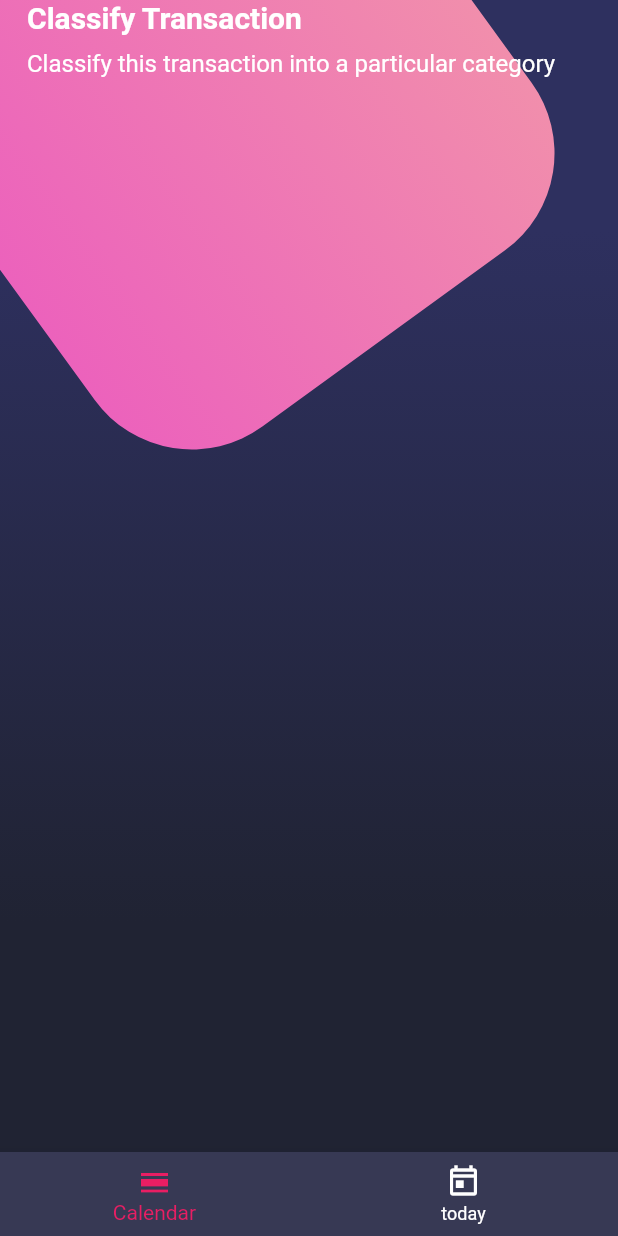
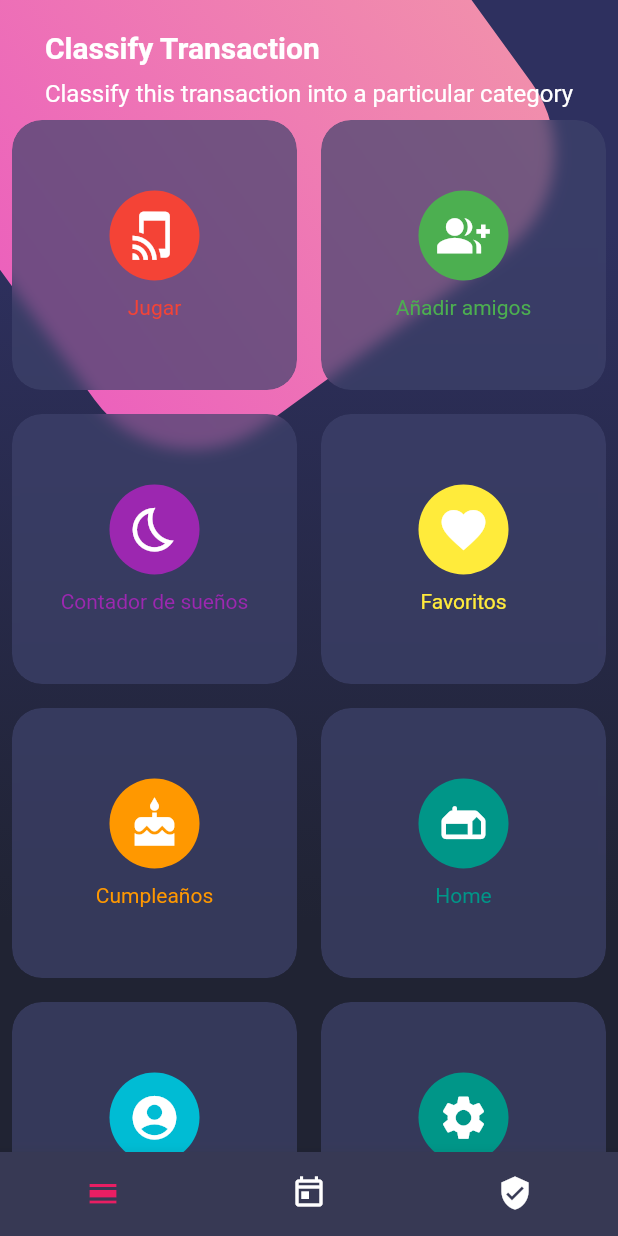
Before and after one commit to Jhonsebas77/udemy-flutter-designs, a Flutter app: the HomeScreen screen opened by its route, on a phone screen of 412 x 824 dp. Run offline on Flutter 3.47's test engine with Material 2 defaults, Android fonts, the phone set to English and light mode, and no system bars.

Commit message:
Add Style

```diff
--- a/lib/main.dart
+++ b/lib/main.dart
@@ -9,8 +9,9 @@ class MyApp extends StatelessWidget {
   Widget build(BuildContext context) {
     SystemChrome.setSystemUIOverlayStyle(SystemUiOverlayStyle.light);
     return MaterialApp(
+      theme: ThemeData.dark(),
       title: 'Material App',
-      initialRoute: 'scroll_design',
+      initialRoute: 'home_screen',
       routes: <String, Widget Function(BuildContext)>{
         'home_screen': (_) => HomeScreen(),
         'basic_design': (_) => BasicDesignScreen(),
--- a/lib/src/screens/basic_design.dart
+++ b/lib/src/screens/basic_design.dart
@@ -1,7 +1,8 @@
-import 'package:flutter/material.dart';
-import '../utils/responsive_util.dart';
+part of udemy.fh.desings;
 
 class BasicDesignScreen extends StatelessWidget {
+  const BasicDesignScreen({Key? key}) : super(key: key);
+  static const String route = '/basic';
   @override
   Widget build(BuildContext context) => Scaffold(
         body: Column(
--- a/lib/src/screens/home_screen.dart
+++ b/lib/src/screens/home_screen.dart
@@ -1,7 +1,8 @@
-import 'package:flutter/material.dart';
-import '../widgets/widgets.dart';
+part of udemy.fh.desings;
 
 class HomeScreen extends StatelessWidget {
+  const HomeScreen({Key? key}) : super(key: key);
+  static const String route = '/home';
   @override
   Widget build(BuildContext context) => Scaffold(
         body: Stack(
@@ -24,7 +25,9 @@ class _HomeBody extends StatelessWidget {
         child: SingleChildScrollView(
           child: Column(
             children: <Widget>[
+              SizedBox(height: 20),
               PageTitle(),
+              CardTable(),
             ],
           ),
         ),
--- a/lib/src/screens/screens.dart
+++ b/lib/src/screens/screens.dart
@@ -1,3 +1,16 @@
-export 'package:flutter_designs/src/screens/basic_design.dart';
-export 'package:flutter_designs/src/screens/scroll_desing.dart';
-export 'package:flutter_designs/src/screens/home_screen.dart';
+library udemy.fh.desings;
+
+import 'package:flutter/material.dart';
+
+import '../utils/responsive_util.dart';
+import '../widgets/widgets.dart';
+
+part './basic_design.dart';
+part './home_screen.dart';
+part './scroll_desing.dart';
+
+Map<String, Widget> routes = <String, Widget>{
+  BasicDesignScreen.route: const BasicDesignScreen(),
+  HomeScreen.route: const HomeScreen(),
+  ScrollScreen.route: const ScrollScreen(),
+};
--- a/lib/src/screens/scroll_desing.dart
+++ b/lib/src/screens/scroll_desing.dart
@@ -1,7 +1,8 @@
-import 'package:flutter/material.dart';
-import '../utils/responsive_util.dart';
+part of udemy.fh.desings;
 
 class ScrollScreen extends StatelessWidget {
+  const ScrollScreen({Key? key}) : super(key: key);
+  static const String route = '/scroll';
   @override
   Widget build(BuildContext context) {
     BoxDecoration boxDecoration = BoxDecoration(
--- /dev/null
+++ b/lib/src/widgets/card_table.dart
@@ -0,0 +1,133 @@
+import 'dart:ui';
+
+import 'package:flutter/material.dart';
+
+class CardTable extends StatelessWidget {
+  const CardTable({Key? key}) : super(key: key);
+
+  @override
+  Widget build(BuildContext context) => Table(
+        children: <TableRow>[
+          TableRow(
+            children: <Widget>[
+              _SingleCard(
+                color: Colors.red,
+                icon: Icons.tap_and_play,
+                text: 'Jugar',
+              ),
+              _SingleCard(
+                color: Colors.green,
+                icon: Icons.group_add,
+                text: 'Añadir amigos',
+              ),
+            ],
+          ),
+          TableRow(
+            children: <Widget>[
+              _SingleCard(
+                color: Colors.purple,
+                icon: Icons.bedtime_outlined,
+                text: 'Contador de sueños',
+              ),
+              _SingleCard(
+                color: Colors.yellow,
+                icon: Icons.favorite,
+                text: 'Favoritos',
+              ),
+            ],
+          ),
+          TableRow(
+            children: <Widget>[
+              _SingleCard(
+                color: Colors.orange,
+                icon: Icons.cake_sharp,
+                text: 'Cumpleaños',
+              ),
+              _SingleCard(
+                color: Colors.teal,
+                icon: Icons.gite_rounded,
+                text: 'Home',
+              ),
+            ],
+          ),
+          TableRow(
+            children: <Widget>[
+              _SingleCard(
+                color: Colors.cyan,
+                icon: Icons.account_circle_rounded,
+                text: 'Usuario',
+              ),
+              _SingleCard(
+                color: Colors.teal,
+                icon: Icons.settings,
+                text: 'Configuraciones',
+              ),
+            ],
+          ),
+        ],
+      );
+}
+
+class _SingleCard extends StatelessWidget {
+  const _SingleCard({
+    required this.icon,
+    required this.color,
+    required this.text,
+    Key? key,
+  }) : super(key: key);
+
+  final IconData icon;
+  final Color color;
+  final String text;
+
+  @override
+  Widget build(BuildContext context) => _CardBackground(
+        child: Column(
+          mainAxisAlignment: MainAxisAlignment.center,
+          children: <Widget>[
+            CircleAvatar(
+              radius: 30,
+              backgroundColor: color,
+              child: Icon(
+                icon,
+                size: 35,
+                color: Colors.white,
+              ),
+            ),
+            SizedBox(height: 10),
+            Text(
+              text,
+              style: TextStyle(color: color),
+            ),
+          ],
+        ),
+      );
+}
+
+class _CardBackground extends StatelessWidget {
+  const _CardBackground({
+    required this.child,
+    Key? key,
+  }) : super(key: key);
+  final Widget child;
+  @override
+  Widget build(BuildContext context) => Padding(
+        padding: const EdgeInsets.all(8),
+        child: ClipRRect(
+          borderRadius: BorderRadius.circular(20),
+          child: BackdropFilter(
+            filter: ImageFilter.blur(sigmaX: 5, sigmaY: 5),
+            child: SizedBox(
+              height: 180,
+              child: DecoratedBox(
+                decoration: BoxDecoration(
+                  color: Color.fromRGBO(62, 66, 107, 0.7),
+                  borderRadius: BorderRadius.circular(20),
+                ),
+                child: child,
+              ),
+            ),
+          ),
+        ),
+      );
+}
--- a/lib/src/widgets/custom_bottom_navigation_bar.dart
+++ b/lib/src/widgets/custom_bottom_navigation_bar.dart
@@ -5,6 +5,8 @@ class CustomBottomNavigationBar extends StatelessWidget {
 
   @override
   Widget build(BuildContext context) => BottomNavigationBar(
+        showSelectedLabels: false,
+        showUnselectedLabels: false,
         selectedItemColor: Colors.pink,
         unselectedItemColor: Colors.white,
         backgroundColor: Color.fromRGBO(55, 57, 84, 1),
@@ -17,6 +19,10 @@ class CustomBottomNavigationBar extends StatelessWidget {
             icon: Icon(Icons.today_outlined),
             label: 'today',
           ),
+          BottomNavigationBarItem(
+            icon: Icon(Icons.verified_user),
+            label: 'user',
+          ),
         ],
       );
 }
--- a/lib/src/widgets/widgets.dart
+++ b/lib/src/widgets/widgets.dart
@@ -1,3 +1,4 @@
 export 'package:flutter_designs/src/widgets/background.dart';
+export 'package:flutter_designs/src/widgets/card_table.dart';
 export 'package:flutter_designs/src/widgets/custom_bottom_navigation_bar.dart';
 export 'package:flutter_designs/src/widgets/page_title.dart';
```
Also changed, not shown: pubspec.lock.
